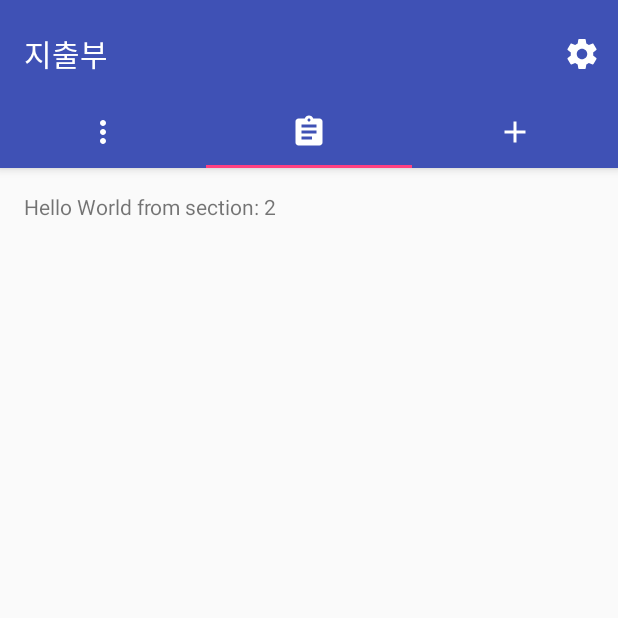
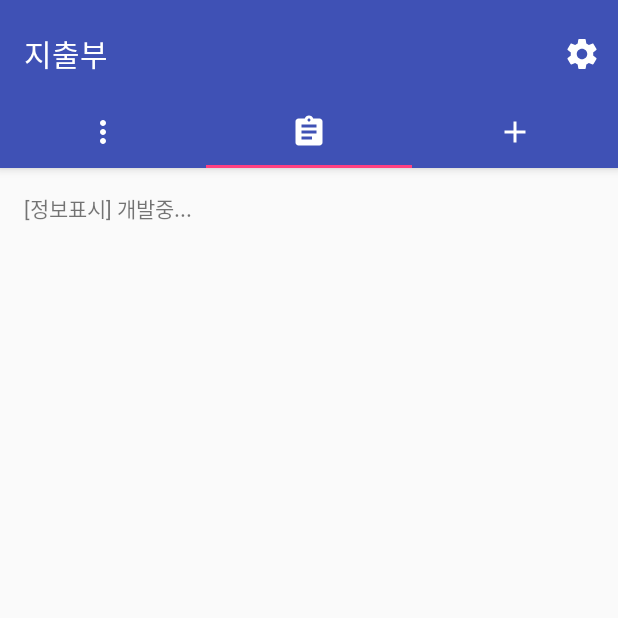
Before and after one commit to 5pecia1/ExpenseManager, an Android app: the screen it shows after launch (MainActivity), on a phone screen of 412 x 824 dp, the top half of it. Run offline under Robolectric (Android 15) with nearby library versions, the phone set to English and light mode, and no system bars; our stand-ins replace ButterKnife.

Commit message:
Add main fragment

```diff
--- a/app/src/main/java/sol_5pecia1/expense_manager/MainActivity.java
+++ b/app/src/main/java/sol_5pecia1/expense_manager/MainActivity.java
@@ -1,7 +1,6 @@
 package sol_5pecia1.expense_manager;
 
 import android.os.Bundle;
-import android.support.annotation.DrawableRes;
 import android.support.design.widget.TabLayout;
 import android.support.v4.app.Fragment;
 import android.support.v4.app.FragmentManager;
@@ -9,12 +8,8 @@ import android.support.v4.app.FragmentPagerAdapter;
 import android.support.v4.view.ViewPager;
 import android.support.v7.app.AppCompatActivity;
 import android.support.v7.widget.Toolbar;
-import android.view.LayoutInflater;
 import android.view.Menu;
 import android.view.MenuItem;
-import android.view.View;
-import android.view.ViewGroup;
-import android.widget.TextView;
 
 import java.util.Arrays;
 import java.util.List;
@@ -23,25 +18,19 @@ import butterknife.BindView;
 import butterknife.ButterKnife;
 
 public class MainActivity extends AppCompatActivity {
-    final static @DrawableRes List<Integer> ICONS = Arrays.asList(
+    private final static List<Integer> ICONS = Arrays.asList(
             R.drawable.ic_more_vert_black_24dp
             , R.drawable.ic_assignment_black_24dp
             , R.drawable.ic_add_black_24dp
     );
-    /**
-     * The {@link android.support.v4.view.PagerAdapter} that will provide
-     * fragments for each of the sections. We use a
-     * {@link FragmentPagerAdapter} derivative, which will keep every
-     * loaded fragment in memory. If this becomes too memory intensive, it
-     * may be best to switch to a
-     * {@link android.support.v4.app.FragmentStatePagerAdapter}.
-     */
-    private SectionsPagerAdapter mSectionsPagerAdapter;
+    private final static List<Class> MAIN_FRAGMENT_CLASSES = Arrays.asList(
+            MainChartFragment.class, MainInformationFragment.class, MainAddFragment.class
+    );
+    private final static int FIRST_FRAGMENT_LOCATION = 1;
 
-    /**
-     * The {@link ViewPager} that will host the section contents.
-     */
-    @BindView(R.id.container) ViewPager mViewPager;
+    @BindView(R.id.container) ViewPager viewPager;
+
+    private SectionsPagerAdapter sectionsPagerAdapter;
 
     @Override
     protected void onCreate(Bundle savedInstanceState) {
@@ -51,49 +40,30 @@ public class MainActivity extends AppCompatActivity {
 
         Toolbar toolbar = (Toolbar) findViewById(R.id.toolbar);
         setSupportActionBar(toolbar);
-        // Create the adapter that will return a fragment for each of the three
-        // primary sections of the activity.
-        mSectionsPagerAdapter = new SectionsPagerAdapter(getSupportFragmentManager());
+        sectionsPagerAdapter = new SectionsPagerAdapter(getSupportFragmentManager());
 
-        // Set up the ViewPager with the sections adapter.
-        mViewPager.setAdapter(mSectionsPagerAdapter);
+        viewPager.setAdapter(sectionsPagerAdapter);
+        viewPager.setCurrentItem(FIRST_FRAGMENT_LOCATION);
 
         TabLayout tabLayout = (TabLayout) findViewById(R.id.tabs);
-        tabLayout.setupWithViewPager(mViewPager);
+        tabLayout.setupWithViewPager(viewPager);
+
         for (int i = 0; i < tabLayout.getTabCount(); i++) {
             tabLayout.getTabAt(i).setIcon(ICONS.get(i));
         }
-
-        mViewPager.setCurrentItem(1);
-
-
-//      FloatingActionButton fab = (FloatingActionButton) findViewById(R.id.fab);
-//      fab.setOnClickListener(new View.OnClickListener() {
-//          @Override
-//          public void onClick(View view) {
-//              Snackbar.make(view, "Replace with your own action", Snackbar.LENGTH_LONG)
-//                      .setAction("Action", null).show();
-//          }
-//      });
-
     }
 
 
     @Override
     public boolean onCreateOptionsMenu(Menu menu) {
-        // Inflate the menu; this adds items to the action bar if it is present.
         getMenuInflater().inflate(R.menu.menu_main, menu);
         return true;
     }
 
     @Override
     public boolean onOptionsItemSelected(MenuItem item) {
-        // Handle action bar item clicks here. The action bar will
-        // automatically handle clicks on the Home/Up button, so long
-        // as you specify a parent activity in AndroidManifest.xml.
         int id = item.getItemId();
 
-        //noinspection SimplifiableIfStatement
         if (id == R.id.action_settings) {
             return true;
         }
@@ -102,12 +72,6 @@ public class MainActivity extends AppCompatActivity {
     }
 
 
-
-
-    /**
-     * A {@link FragmentPagerAdapter} that returns a fragment corresponding to
-     * one of the sections/tabs/pages.
-     */
     public class SectionsPagerAdapter extends FragmentPagerAdapter {
 
         public SectionsPagerAdapter(FragmentManager fm) {
@@ -116,63 +80,21 @@ public class MainActivity extends AppCompatActivity {
 
         @Override
         public Fragment getItem(int position) {
-            // getItem is called to instantiate the fragment for the given page.
-            // Return a PlaceholderFragment (defined as a static inner class below).
-            return PlaceholderFragment.newInstance(position + 1);
+            Fragment item = null;
+
+            try {
+                item = (Fragment) MAIN_FRAGMENT_CLASSES.get(position).newInstance();
+            } catch (InstantiationException e) {
+                e.printStackTrace();
+            } catch (IllegalAccessException e) {
+                e.printStackTrace();
+            }
+            return item;
         }
 
         @Override
         public int getCount() {
-            // Show 3 total pages.
-            return 3;
-        }
-
-//        @Override
-//        public CharSequence getPageTitle(int position) {
-//            switch (position) {
-//                case 0:
-//                    return "SECTION 1";
-//                case 1:
-//                    return "SECTION 2";
-//                case 2:
-//                    return "SECTION 3";
-//            }
-//            return null;
-//        }
-    }
-
-    /**
-     * A placeholder fragment containing a simple view.
-     */
-    public static class PlaceholderFragment extends Fragment {
-        /**
-         * The fragment argument representing the section number for this
-         * fragment.
-         */
-        private static final String ARG_SECTION_NUMBER = "section_number";
-
-        /**
-         * Returns a new instance of this fragment for the given section
-         * number.
-         */
-        public static PlaceholderFragment newInstance(int sectionNumber) {
-            PlaceholderFragment fragment = new PlaceholderFragment();
-            Bundle args = new Bundle();
-            args.putInt(ARG_SECTION_NUMBER, sectionNumber);
-            fragment.setArguments(args);
-            return fragment;
-        }
-
-        public PlaceholderFragment() {
-        }
-
-        @Override
-        public View onCreateView(LayoutInflater inflater, ViewGroup container,
-                Bundle savedInstanceState) {
-            View rootView = inflater.inflate(R.layout.fragment_main, container, false);
-            TextView textView = (TextView) rootView.findViewById(R.id.section_label);
-            textView.setText(getString(R.string.section_format, getArguments().getInt(ARG_SECTION_NUMBER)));
-            return rootView;
+            return MAIN_FRAGMENT_CLASSES.size();
         }
     }
 }
--- /dev/null
+++ b/app/src/main/java/sol_5pecia1/expense_manager/MainAddFragment.java
@@ -0,0 +1,23 @@
+package sol_5pecia1.expense_manager;
+
+import android.os.Bundle;
+import android.support.v4.app.Fragment;
+import android.view.LayoutInflater;
+import android.view.View;
+import android.view.ViewGroup;
+import android.widget.TextView;
+
+/**
+ * Created by 5pecia1 on 2016-11-10.
+ */
+public class MainAddFragment extends Fragment {
+
+    @Override
+    public View onCreateView(LayoutInflater inflater, ViewGroup container,
+                             Bundle savedInstanceState) {
+        View rootView = inflater.inflate(R.layout.fragment_main_add, container, false);
+        TextView textView = (TextView) rootView.findViewById(R.id.section_label);
+        textView.setText("[추가] 개발중...");
+        return rootView;
+    }
+}
--- /dev/null
+++ b/app/src/main/java/sol_5pecia1/expense_manager/MainChartFragment.java
@@ -0,0 +1,22 @@
+package sol_5pecia1.expense_manager;
+
+import android.os.Bundle;
+import android.support.v4.app.Fragment;
+import android.view.LayoutInflater;
+import android.view.View;
+import android.view.ViewGroup;
+import android.widget.TextView;
+
+/**
+ * Created by 5pecia1 on 2016-11-10.
+ */
+public class MainChartFragment extends Fragment {
+    @Override
+    public View onCreateView(LayoutInflater inflater, ViewGroup container,
+                             Bundle savedInstanceState) {
+        View rootView = inflater.inflate(R.layout.fragment_main_chart, container, false);
+        TextView textView = (TextView) rootView.findViewById(R.id.section_label);
+        textView.setText("개발중 입니다.");
+        return rootView;
+    }
+}
--- /dev/null
+++ b/app/src/main/java/sol_5pecia1/expense_manager/MainInformationFragment.java
@@ -0,0 +1,22 @@
+package sol_5pecia1.expense_manager;
+
+import android.os.Bundle;
+import android.support.v4.app.Fragment;
+import android.view.LayoutInflater;
+import android.view.View;
+import android.view.ViewGroup;
+import android.widget.TextView;
+
+/**
+ * Created by 5pecia1 on 2016-11-10.
+ */
+public class MainInformationFragment extends Fragment {
+    @Override
+    public View onCreateView(LayoutInflater inflater, ViewGroup container,
+                             Bundle savedInstanceState) {
+        View rootView = inflater.inflate(R.layout.fragment_main_information_main, container, false);
+        TextView textView = (TextView) rootView.findViewById(R.id.section_label);
+        textView.setText("[정보표시] 개발중...");
+        return rootView;
+    }
+}
--- a/app/src/main/res/layout/fragment_main.xml
+++ b/app/src/main/res/layout/fragment_main_add.xml
@@ -6,7 +6,7 @@
     android:paddingRight="@dimen/activity_horizontal_margin"
     android:paddingTop="@dimen/activity_vertical_margin"
     android:paddingBottom="@dimen/activity_vertical_margin"
-    tools:context="sol_5pecia1.expense_manager.MainActivity$PlaceholderFragment">
+    tools:context="sol_5pecia1.expense_manager.MainActivity">
 
     <TextView
         android:id="@+id/section_label"
--- /dev/null
+++ b/app/src/main/res/layout/fragment_main_chart.xml
@@ -0,0 +1,16 @@
+<RelativeLayout xmlns:android="http://schemas.android.com/apk/res/android"
+    xmlns:tools="http://schemas.android.com/tools"
+    android:layout_width="match_parent"
+    android:layout_height="match_parent"
+    android:paddingLeft="@dimen/activity_horizontal_margin"
+    android:paddingRight="@dimen/activity_horizontal_margin"
+    android:paddingTop="@dimen/activity_vertical_margin"
+    android:paddingBottom="@dimen/activity_vertical_margin"
+    tools:context="sol_5pecia1.expense_manager.MainActivity">
+
+    <TextView
+        android:id="@+id/section_label"
+        android:layout_width="wrap_content"
+        android:layout_height="wrap_content" />
+
+</RelativeLayout>
--- /dev/null
+++ b/app/src/main/res/layout/fragment_main_information_main.xml
@@ -0,0 +1,16 @@
+<RelativeLayout xmlns:android="http://schemas.android.com/apk/res/android"
+    xmlns:tools="http://schemas.android.com/tools"
+    android:layout_width="match_parent"
+    android:layout_height="match_parent"
+    android:paddingLeft="@dimen/activity_horizontal_margin"
+    android:paddingRight="@dimen/activity_horizontal_margin"
+    android:paddingTop="@dimen/activity_vertical_margin"
+    android:paddingBottom="@dimen/activity_vertical_margin"
+    tools:context="sol_5pecia1.expense_manager.MainActivity">
+
+    <TextView
+        android:id="@+id/section_label"
+        android:layout_width="wrap_content"
+        android:layout_height="wrap_content" />
+
+</RelativeLayout>
--- a/app/src/main/res/values/strings.xml
+++ b/app/src/main/res/values/strings.xml
@@ -1,5 +1,4 @@
 <resources>
     <string name="app_name">지출부</string>
-    <string name="action_settings">Settings</string>
-    <string name="section_format">Hello World from section: %1$d</string>
+    <string name="action_settings">설정</string>
 </resources>
```
